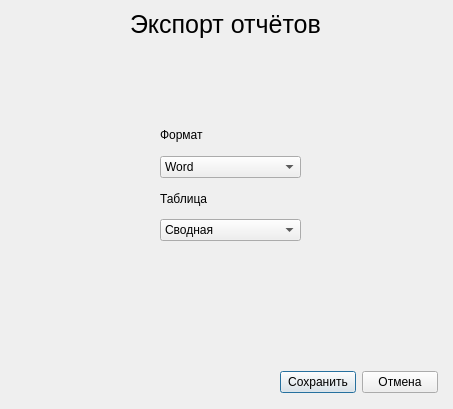
Before: the Qt Designer form ui/qt/exportWindow.ui in EngoyanSY/subd, drawn with Qt 5.
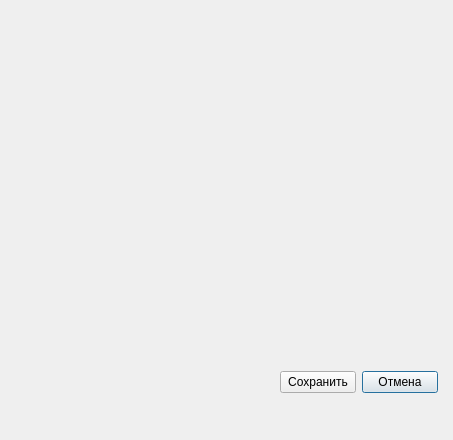
After: the same form once the commit is applied.

Commit message: feat: reports analysis and export

The edit to the form file:
```diff
--- a/ui/qt/exportWindow.ui
+++ b/ui/qt/exportWindow.ui
@@ -7,7 +7,7 @@
     <x>0</x>
     <y>0</y>
     <width>453</width>
-    <height>409</height>
+    <height>440</height>
    </rect>
   </property>
   <property name="sizePolicy">
@@ -19,68 +19,6 @@
   <property name="windowTitle">
    <string>Dialog</string>
   </property>
-  <widget class="QLabel" name="label">
-   <property name="geometry">
-    <rect>
-     <x>130</x>
-     <y>9</y>
-     <width>193</width>
-     <height>30</height>
-    </rect>
-   </property>
-   <property name="font">
-    <font>
-     <pointsize>19</pointsize>
-    </font>
-   </property>
-   <property name="text">
-    <string>Экспорт отчётов</string>
-   </property>
-  </widget>
-  <widget class="QWidget" name="">
-   <property name="geometry">
-    <rect>
-     <x>160</x>
-     <y>120</y>
-     <width>141</width>
-     <height>121</height>
-    </rect>
-   </property>
-   <layout class="QGridLayout" name="gridLayout_2">
-    <item row="1" column="0">
-     <widget class="QComboBox" name="comboBox_2">
-      <item>
-       <property name="text">
-        <string>Word</string>
-       </property>
-      </item>
-     </widget>
-    </item>
-    <item row="3" column="0">
-     <widget class="QComboBox" name="comboBox">
-      <item>
-       <property name="text">
-        <string>Сводная</string>
-       </property>
-      </item>
-     </widget>
-    </item>
-    <item row="0" column="0">
-     <widget class="QLabel" name="label_2">
-      <property name="text">
-       <string>Формат</string>
-      </property>
-     </widget>
-    </item>
-    <item row="2" column="0">
-     <widget class="QLabel" name="label_3">
-      <property name="text">
-       <string>Таблица</string>
-      </property>
-     </widget>
-    </item>
-   </layout>
-  </widget>
   <widget class="QLabel" name="label_4">
    <property name="geometry">
     <rect>
@@ -94,7 +32,7 @@
     <string/>
    </property>
   </widget>
-  <widget class="QWidget" name="">
+  <widget class="QWidget" name="layoutWidget">
    <property name="geometry">
     <rect>
      <x>280</x>
@@ -104,13 +42,6 @@
     </rect>
    </property>
    <layout class="QGridLayout" name="gridLayout">
-    <item row="0" column="0">
-     <widget class="QPushButton" name="pushButton_save">
-      <property name="text">
-       <string>Сохранить</string>
-      </property>
-     </widget>
-    </item>
     <item row="0" column="1">
      <widget class="QPushButton" name="pushButton_cancel">
       <property name="text">
@@ -118,6 +49,13 @@
       </property>
      </widget>
     </item>
+    <item row="0" column="0">
+     <widget class="QPushButton" name="pushButton_save">
+      <property name="text">
+       <string>Сохранить</string>
+      </property>
+     </widget>
+    </item>
    </layout>
   </widget>
  </widget>
```
The commit also changes 9 other files.
